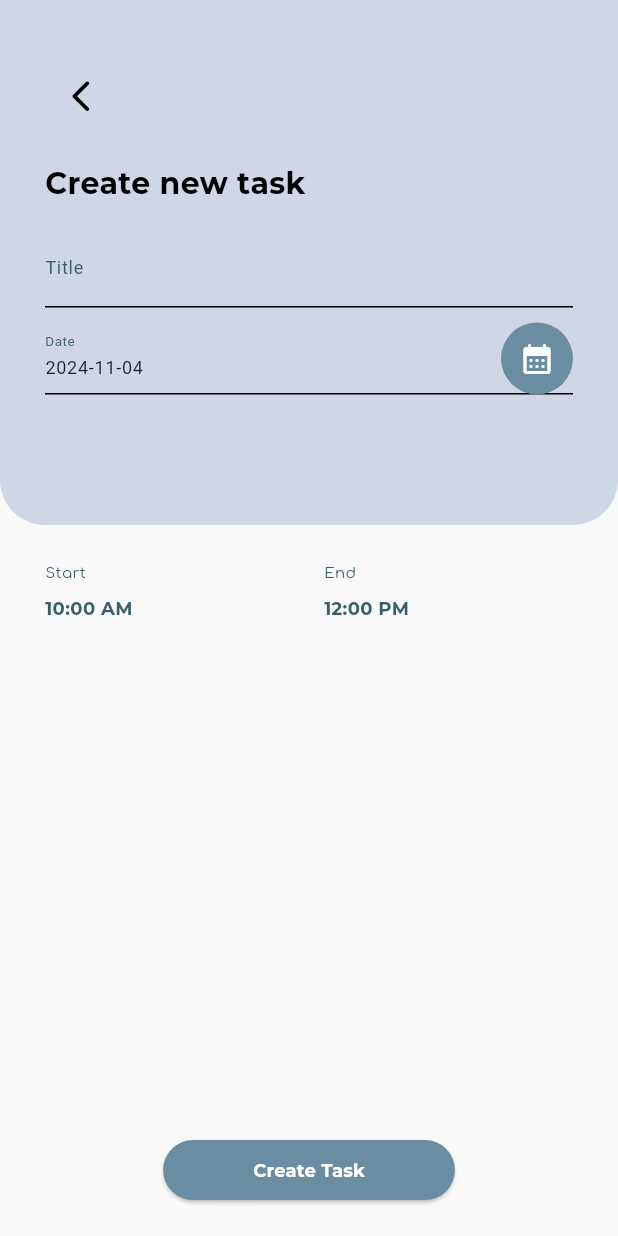
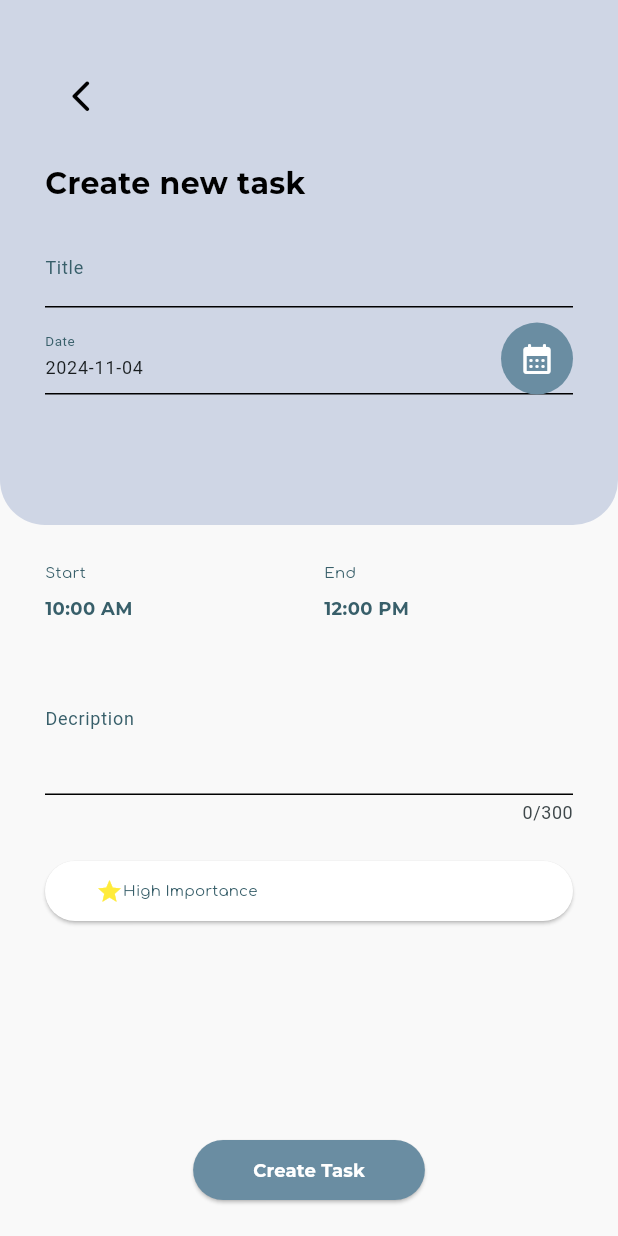
Before and after one commit to jjuulliiaas/tasker, a Flutter app: the AddTaskPage screen opened directly, on a phone screen of 412 x 824 dp. Run offline on Flutter 3.47's test engine with Material 3 defaults, Android fonts, the phone set to English and light mode, and no system bars; project files that could hold a hidden picture were left out.

Commit message:
- add description text field; - add object of class MainButton as mark for showing priority of current task.

```diff
--- a/lib/screens/add_task.dart
+++ b/lib/screens/add_task.dart
@@ -189,13 +189,58 @@ class _AddTaskPageState extends State<AddTaskPage> {
               ],
             ),
             ),
+            Padding(
+                padding: EdgeInsets.symmetric(horizontal: 30.0, vertical: 10.0),
+                child: Column(
+                  mainAxisAlignment: MainAxisAlignment.start,
+                  children: [
+                    TextField(
+                      maxLines: 3,
+                      maxLength: 300,
+                      onChanged: (value) {
+                        setState(() {
+                          title = value;
+                        });
+                      },
+                      decoration: InputDecoration(
+                        labelText: 'Decription',
+                        labelStyle: TextStyle(
+                          color: ColorsList.kDarkGreen,
+                          fontSize: 12,
+                        ),
+                        enabledBorder: UnderlineInputBorder(
+                          borderSide: BorderSide(color: Colors.black),
+                        ),
+                        focusedBorder: UnderlineInputBorder(
+                          borderSide: BorderSide(color: Colors.black),
+                        ),
+                      ),
+                    ),
+                    SizedBox(height: 20,),
+                    MainButton(
+                        onPressed: () {
+                          // TO DO actions for marking task as VERY important
+                        },
+                        width: 34,
+                        height: 10,
+                        child: Row(
+                          mainAxisAlignment: MainAxisAlignment.start,
+                          children: [
+                            Icon(Icons.star, color: Colors.yellow,),
+                            StyledText.defaultLabel(text: 'High Importance', color: ColorsList.kDarkGreen)
+                          ],
+                        ),
+                        color: Colors.white,
+                        padding: EdgeInsets.symmetric(vertical: 4, horizontal: 8))
+                  ],
+                )),
             Spacer(),
             Center(
               child: MainButton
                 (onPressed: () {
                   // TO DO actions for creating task
               },
-                  width: 60,
+                  width: 40,
                   height: 10,
                   child: StyledText.accentLabel(text: 'Create Task', color: Colors.white),
                   color: ColorsList.kLightGreen,
```
